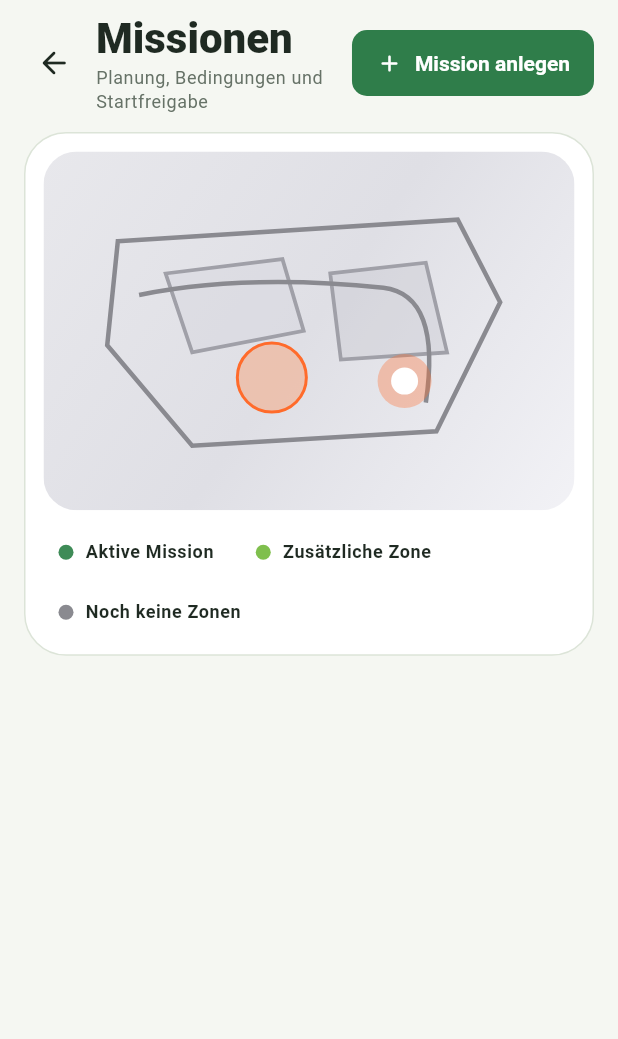
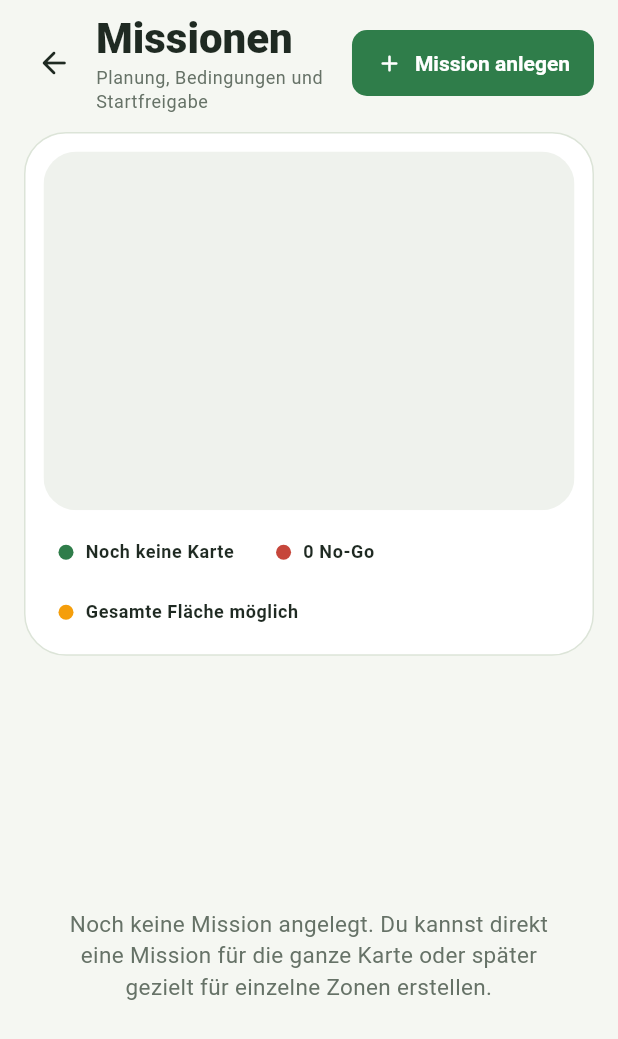
Before and after one commit to Starsurfer78/sunray-core, a Flutter app: the MissionsScreen screen opened by its route, on a phone screen of 412 x 824 dp. Shown: the top 1039 px of the screen. Run offline on Flutter 3.47's test engine with Material 3 defaults, Android fonts, the phone set to English and light mode, and no system bars; our stand-ins replace dio, flutter_local_notifications, flutter_map, flutter_riverpod, go_router, google_fonts and 4 more.

Commit message:
Fix map loading order and include pending mobile app updates

```diff
--- a/mobile-app-v2/lib/features/map/domain/map_editor_state.dart
+++ b/mobile-app-v2/lib/features/map/domain/map_editor_state.dart
@@ -33,6 +33,7 @@ class MapEditorState {
     this.showNoGo = true,
     this.showZones = true,
     this.showDock = true,
+    this.showToolPanel = true,
   });
 
   final MapEditorMode mode;
@@ -45,6 +46,7 @@ class MapEditorState {
   final bool showNoGo;
   final bool showZones;
   final bool showDock;
+  final bool showToolPanel;
 
   bool get canEditPoints => mode == MapEditorMode.record || mode == MapEditorMode.edit;
 
@@ -59,6 +61,7 @@ class MapEditorState {
     bool? showNoGo,
     bool? showZones,
     bool? showDock,
+    bool? showToolPanel,
     bool clearActiveZone = false,
     bool clearActiveNoGo = false,
     bool clearSelectedPoint = false,
@@ -74,6 +77,7 @@ class MapEditorState {
       showNoGo: showNoGo ?? this.showNoGo,
       showZones: showZones ?? this.showZones,
       showDock: showDock ?? this.showDock,
+      showToolPanel: showToolPanel ?? this.showToolPanel,
     );
   }
 }
--- a/mobile-app-v2/lib/features/missions/presentation/mission_detail_screen.dart
+++ b/mobile-app-v2/lib/features/missions/presentation/mission_detail_screen.dart
@@ -129,7 +129,7 @@ class _MissionDetailScreenState extends State<MissionDetailScreen> {
                     title: 'Zonen wählen',
                     child: availableZones.isEmpty
                         ? const Text(
-                            'In der Karte müssen zuerst Zonen vorhanden sein, bevor diese Mission Bereiche auswählen kann.',
+                            'Es sind noch keine Zonen vorhanden. Diese Mission kann die gesamte Karte mähen.',
                           )
                         : Wrap(
                             spacing: 8,
@@ -236,15 +236,15 @@ class _MissionDetailScreenState extends State<MissionDetailScreen> {
                       crossAxisAlignment: CrossAxisAlignment.start,
                       children: <Widget>[
                         Text(
-                          _selectedZones.isEmpty && availableZones.isNotEmpty
-                              ? 'Bitte mindestens eine Zone auswählen, bevor diese Mission gestartet werden kann.'
-                              : availableZones.isEmpty
-                              ? 'Ohne vorhandene Karten-Zonen bleibt diese Mission blockiert.'
+                          _selectedZones.isEmpty
+                              ? availableZones.isEmpty
+                                  ? 'Ohne Zonen startet diese Mission auf der gesamten Karte.'
+                                  : 'Ohne Auswahl läuft diese Mission auf der gesamten Karte. Du kannst optional einzelne Zonen begrenzen.'
                               : 'Diese Mission ist startbereit und kann Alfred sofort übernehmen.',
                         ),
                         const SizedBox(height: 16),
                         FilledButton(
-                          onPressed: _canStartMission(availableZones)
+                          onPressed: _canStartMission(controller.hasMap)
                               ? () {
                                   final updatedMission = mission.copyWith(
                                     name: _nameController.text.trim().isEmpty
@@ -270,6 +270,14 @@ class _MissionDetailScreenState extends State<MissionDetailScreen> {
                           ),
                           child: const Text('Mission starten'),
                         ),
+                        const SizedBox(height: 10),
+                        TextButton(
+                          onPressed: () {
+                            controller.deleteMission(mission.id);
+                            context.go('/missions');
+                          },
+                          child: const Text('Mission löschen'),
+                        ),
                       ],
                     ),
                   ),
@@ -289,11 +297,8 @@ class _MissionDetailScreenState extends State<MissionDetailScreen> {
     return List<String>.from(_selectedZones.reversed);
   }
 
-  bool _canStartMission(List<String> availableZones) {
-    if (availableZones.isEmpty) {
-      return false;
-    }
-    return _selectedZones.isNotEmpty;
+  bool _canStartMission(bool hasMap) {
+    return hasMap;
   }
 }
 
--- a/mobile-app-v2/lib/features/missions/presentation/missions_screen.dart
+++ b/mobile-app-v2/lib/features/missions/presentation/missions_screen.dart
@@ -2,7 +2,7 @@ import 'package:flutter/material.dart';
 import 'package:go_router/go_router.dart';
 
 import '../../../app/app_controller.dart';
-import '../../../shared/widgets/fake_map_canvas.dart';
+import '../../../shared/widgets/robot_map_view.dart';
 
 class MissionsScreen extends StatelessWidget {
   const MissionsScreen({super.key});
@@ -69,7 +69,9 @@ class MissionsScreen extends StatelessWidget {
             ),
             const SizedBox(height: 12),
             Expanded(
-              child: ListView.builder(
+              child: missions.isEmpty
+                  ? const _EmptyMissionState()
+                  : ListView.builder(
                       padding: const EdgeInsets.fromLTRB(16, 0, 16, 24),
                       itemCount: missions.length,
                       itemBuilder: (context, index) {
@@ -99,29 +101,6 @@ class _MissionMapPreview extends StatelessWidget {
 
   @override
   Widget build(BuildContext context) {
-    final zones = <FakeMapZoneOverlay>[
-      const FakeMapZoneOverlay(
-        id: 'zone-a',
-        label: 'Hinterer Garten',
-        coverageLabel: '253/512 m²',
-        lastRunLabel: 'In Mission',
-        left: 18,
-        top: 18,
-        popupLeft: 18,
-        popupTop: 58,
-      ),
-      const FakeMapZoneOverlay(
-        id: 'zone-b',
-        label: 'Seitengarten',
-        coverageLabel: '184/386 m²',
-        lastRunLabel: 'In Mission',
-        left: 188,
-        top: 116,
-        popupLeft: 116,
-        popupTop: 156,
-      ),
-    ].take(controller.zoneCount.clamp(0, 2)).toList();
-
     return Container(
       decoration: BoxDecoration(
         color: Colors.white,
@@ -137,39 +116,14 @@ class _MissionMapPreview extends StatelessWidget {
               borderRadius: BorderRadius.circular(22),
               child: AspectRatio(
                 aspectRatio: 1.48,
-                child: Stack(
-                  children: <Widget>[
-                    Positioned.fill(
-                      child: FakeMapCanvas(
-                        borderRadius: 0,
-                        showZoneLabel: zones.isNotEmpty,
-                        showNoGoLabel: controller.noGoCount > 0,
-                        showDockLabel: controller.hasMap,
-                        zones: zones,
-                      ),
-                    ),
-                    if (zones.isNotEmpty)
-                      const Positioned(
-                        left: 28,
-                        top: 66,
-                        child: _MapMissionHighlight(
-                          color: Color(0x663E8B57),
-                          width: 118,
-                          height: 76,
-                        ),
-                      ),
-                    if (zones.length > 1)
-                      const Positioned(
-                        left: 176,
-                        top: 112,
-                        child: _MapMissionHighlight(
-                          color: Color(0x667FBF4D),
-                          width: 118,
-                          height: 80,
-                        ),
-                      ),
-                  ],
-                ),
+                child: controller.hasMap
+                    ? RobotMapView(
+                        map: controller.mapGeometry,
+                        status: controller.connectionStatus,
+                        interactive: false,
+                        showCenterButton: false,
+                      )
+                    : const ColoredBox(color: Color(0xFFEFF2ED)),
               ),
             ),
             const SizedBox(height: 12),
@@ -177,23 +131,45 @@ class _MissionMapPreview extends StatelessWidget {
               spacing: 8,
               runSpacing: 8,
               children: <Widget>[
-                const _LegendChip(
-                  color: Color(0xFF3E8B57),
-                  label: 'Aktive Mission',
-                ),
-                const _LegendChip(
-                  color: Color(0xFF7FBF4D),
-                  label: 'Zusätzliche Zone',
+                _LegendChip(
+                  color: const Color(0xFF2F7D4A),
+                  label: controller.hasMap
+                      ? '${controller.mapAreaSquareMeters} m² Kartenfläche'
+                      : 'Noch keine Karte',
                 ),
                 _LegendChip(
-                  color: const Color(0xFF8A8A90),
+                  color: const Color(0xFFC6463B),
+                  label: '${controller.noGoCount} No-Go',
+                ),
+                _LegendChip(
+                  color: const Color(0xFFF59E0B),
                   label: controller.hasZones
                       ? '${controller.zoneCount} Zonen verfügbar'
-                      : 'Noch keine Zonen',
+                      : 'Gesamte Fläche möglich',
                 ),
               ],
             ),
           ],
+        ),
+      ),
+    );
+  }
+}
+
+class _EmptyMissionState extends StatelessWidget {
+  const _EmptyMissionState();
+
+  @override
+  Widget build(BuildContext context) {
+    return Center(
+      child: Padding(
+        padding: const EdgeInsets.symmetric(horizontal: 32),
+        child: Text(
+          'Noch keine Mission angelegt. Du kannst direkt eine Mission für die ganze Karte oder später gezielt für einzelne Zonen erstellen.',
+          textAlign: TextAlign.center,
+          style: Theme.of(
+            context,
+          ).textTheme.bodyMedium?.copyWith(color: const Color(0xFF667267)),
         ),
       ),
     );
@@ -261,7 +237,7 @@ class _MissionListCard extends StatelessWidget {
                 runSpacing: 8,
                 children: mission.zones.isEmpty
                     ? const <Widget>[
-                        _MissionPill(label: 'Keine Zonen', accent: false),
+                        _MissionPill(label: 'Gesamte Karte', accent: false),
                       ]
                     : mission.zones
                           .map(
@@ -320,33 +296,6 @@ class _MissionListCard extends StatelessWidget {
               ),
             ],
           ),
-        ),
-      ),
-    );
-  }
-}
-
-class _MapMissionHighlight extends StatelessWidget {
-  const _MapMissionHighlight({
-    required this.color,
-    required this.width,
-    required this.height,
-  });
-
-  final Color color;
-  final double width;
-  final double height;
-
-  @override
-  Widget build(BuildContext context) {
-    return IgnorePointer(
-      child: Container(
-        width: width,
-        height: height,
-        decoration: BoxDecoration(
-          color: color,
-          borderRadius: BorderRadius.circular(26),
-          border: Border.all(color: color.withValues(alpha: 0.9), width: 1.5),
         ),
       ),
     );
```
Also changed, not shown: mobile-app-v2/lib/features/dashboard/presentation/dashboard_screen.dart (+49 -16 lines), Planner5.png (deleted), Planner6.png (deleted), 1 other file. Lines whose indentation alone changed are shown as unchanged.
